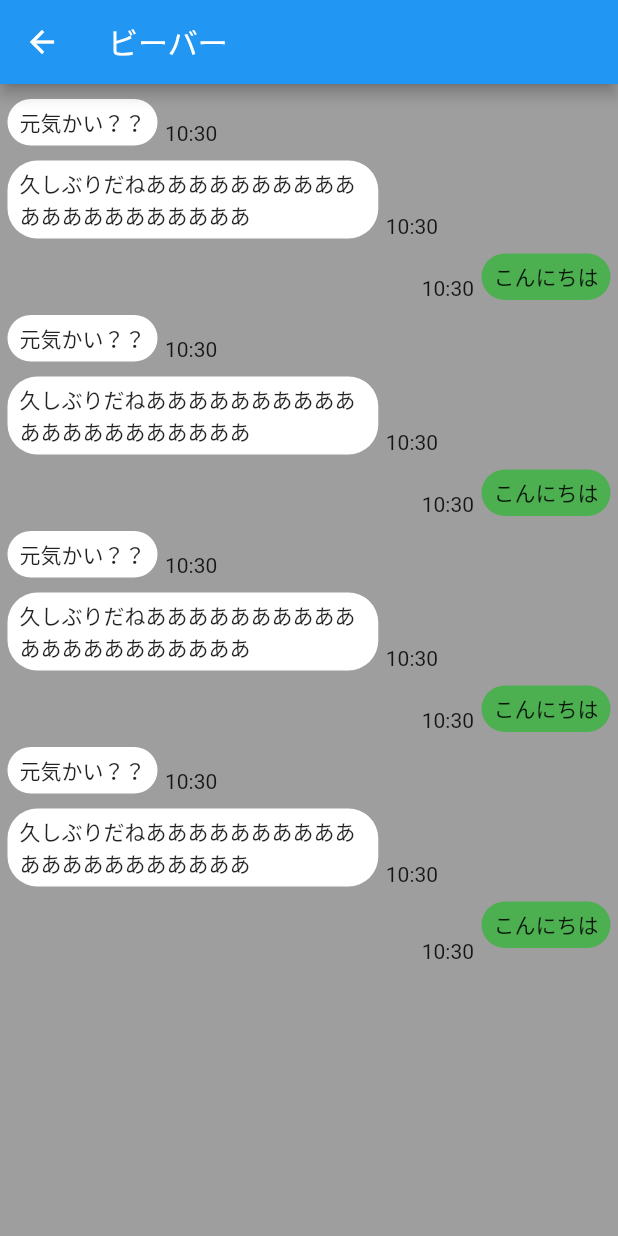
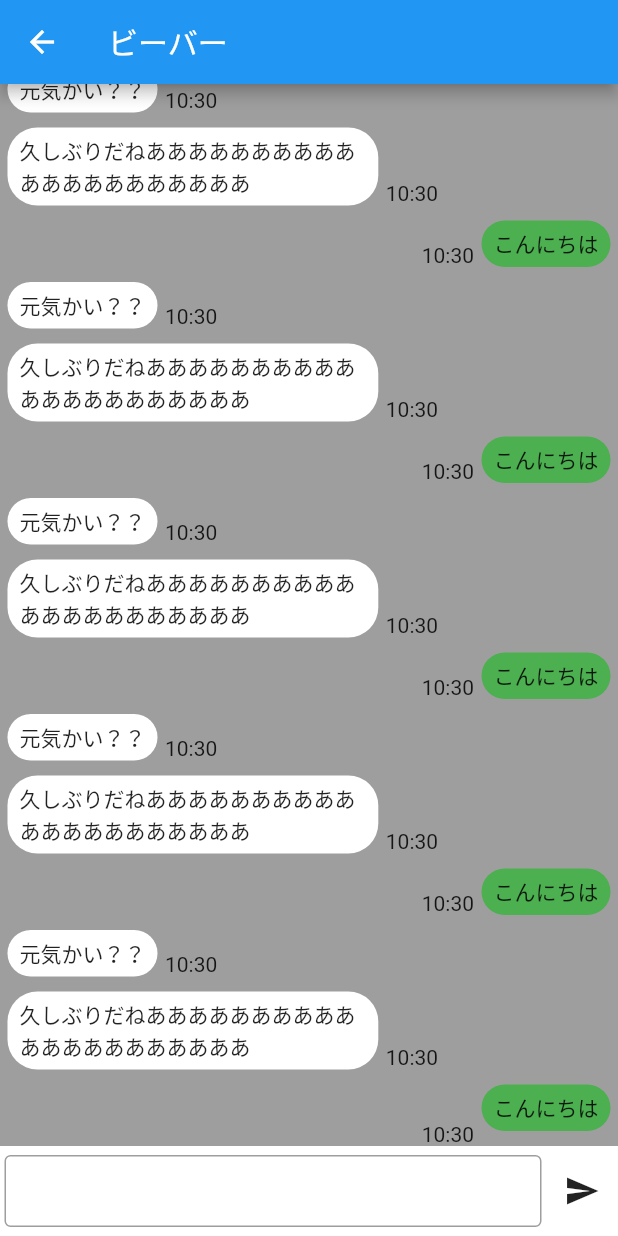
Before and after one commit to RYOTA2528/Firebase-DB-Storage-_in_Flutter, a Flutter app: the screen it shows after launch, after a tap on "ビーバー", on a phone screen of 412 x 824 dp. Run offline on Flutter 3.47's test engine with Material 2 defaults, Android fonts, the phone set to English and light mode, and no system bars; network calls fail.

Commit message:
TalkRoomPageでのトーク雛形のUI調整(TextFiled/Iconによる送信ボタンの作成)

```diff
--- a/lib/pages/talk_room_page.dart
+++ b/lib/pages/talk_room_page.dart
@@ -25,13 +25,22 @@ class _TalkRoomPageState extends State<TalkRoomPage> {
     Message(message: "こんにちは", isMe: true, sendTime: DateTime.now()),
     Message(message: "久しぶりだねあああああああああああああああああああああ", isMe: false, sendTime: DateTime.now()),
     Message(message: "元気かい？？", isMe: false, sendTime: DateTime.now()),
+    Message(message: "こんにちは", isMe: true, sendTime: DateTime.now()),
+    Message(message: "久しぶりだねあああああああああああああああああああああ", isMe: false, sendTime: DateTime.now()),
+    Message(message: "元気かい？？", isMe: false, sendTime: DateTime.now()),
   ];
   @override
   Widget build(BuildContext context) {
     return Scaffold(
       backgroundColor: Colors.grey,
       appBar: AppBar(title: Text(widget.name)),
-      body: ListView.builder(
+      body: Stack(
+        alignment: Alignment.bottomCenter,
+        children: [
+          Padding(
+            //ListViewBuilderの中のList文字がメッセージ用Containerで隠れてしまってるため、同じ高さの余白作成
+            padding: const EdgeInsets.only(bottom: 60),
+            child: ListView.builder(
                 physics: const RangeMaintainingScrollPhysics(), //子要素が画面幅を超えるぐらいになった時ListViewのスクロールができるよう調整。
                 shrinkWrap: true, //子要素が少ない状態だとListViewによりその後の余白も含まれてしまってるため、子要素の幅だけでListViewがきくように変更
                 reverse: true, //スクロールを下からできるように調整
@@ -59,6 +68,41 @@ class _TalkRoomPageState extends State<TalkRoomPage> {
                   );
                 }
             ),
+          ),
+          Column(
+            mainAxisAlignment: MainAxisAlignment.end,
+            children: [
+              Container(
+                height: 60,
+                color: Colors.white,
+                child: Row(
+                  children: [
+                    const Expanded(
+                        child: Padding(
+                          padding: const EdgeInsets.all(3.0),
+                          child: TextField(
+                            decoration: InputDecoration(
+                              border: OutlineInputBorder(),
+                              contentPadding: EdgeInsets.only(left: 7),
+                            ),
+                    ),
+                        )),
+                    IconButton(
+                        onPressed: () {
+
+                        },
+                        icon: const Icon(Icons.send))
+                  ],
+                ),
+              ),
+              Container(
+                height: MediaQuery.of(context).padding.bottom,
+                color: Colors.white,
+              ),
+            ],
+          )
+        ],
+      ),
     );
   }
 }
```
Lines whose indentation alone changed are shown as unchanged.
